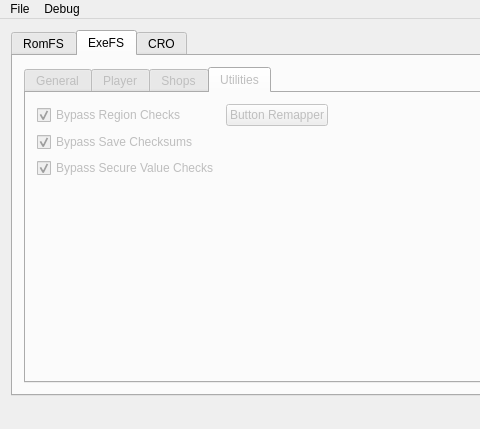
This is Forms/mainwindow.ui in Slattz/ACNL_REditor as Qt 5 draws it before an edit; both pictures show x 0 to 480 and y 0 to 429 of the 692 by 429 pixel window. The edited form follows.
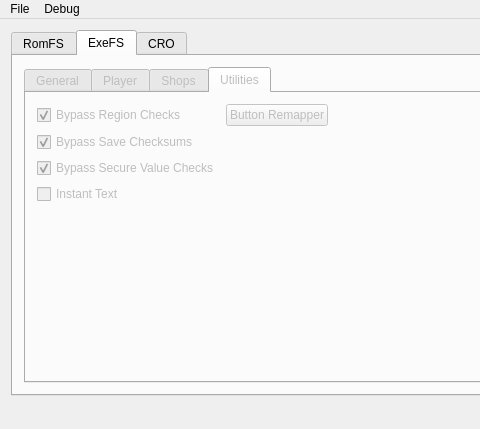
This is the edited form. The open tabs and pages were chosen to show the change.

Commit message: Add Instant Text

What changed in the file:
```diff
--- a/Forms/mainwindow.ui
+++ b/Forms/mainwindow.ui
@@ -768,6 +768,16 @@
               </property>
              </widget>
             </item>
+            <item row="3" column="0">
+             <widget class="QCheckBox" name="CB_InstantText">
+              <property name="toolTip">
+               <string>&lt;html&gt;&lt;head/&gt;&lt;body&gt;&lt;p&gt;Enabling this code makes text render instantly.&lt;/p&gt;&lt;p&gt;Generally, text renders a letter at a time.&lt;/p&gt;&lt;p&gt;This speeds up rendering so text appears instantly.&lt;/p&gt;&lt;/body&gt;&lt;/html&gt;</string>
+              </property>
+              <property name="text">
+               <string>Instant Text</string>
+              </property>
+             </widget>
+            </item>
            </layout>
           </widget>
          </widget>
```
The commit also changes 3 other files.
